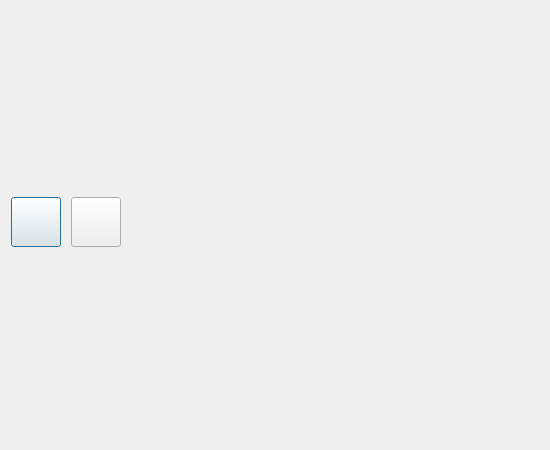
Qt form Dialog_Video.ui (CactusTribe/PyRobot) before a commit.
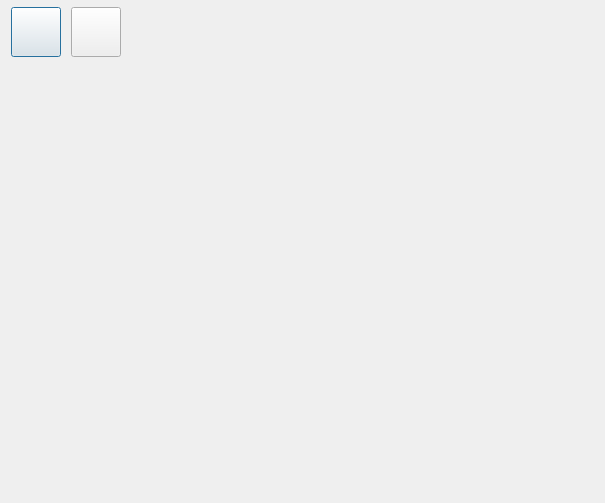
The same form after that commit. Icons and pictures are not drawn.

Commit message: Premiere mise en place du streaming de la camera

The edit to the form file:
```diff
--- a/Dialog_Video.ui
+++ b/Dialog_Video.ui
@@ -6,8 +6,8 @@
    <rect>
     <x>0</x>
     <y>0</y>
-    <width>550</width>
-    <height>450</height>
+    <width>605</width>
+    <height>503</height>
    </rect>
   </property>
   <property name="minimumSize">
@@ -131,6 +131,22 @@
      </item>
     </layout>
    </item>
+   <item row="1" column="0">
+    <widget class="QLabel" name="label_camera">
+     <property name="minimumSize">
+      <size>
+       <width>0</width>
+       <height>200</height>
+      </size>
+     </property>
+     <property name="text">
+      <string/>
+     </property>
+     <property name="scaledContents">
+      <bool>true</bool>
+     </property>
+    </widget>
+   </item>
   </layout>
  </widget>
  <resources>
```
The commit also changes 12 other files.
